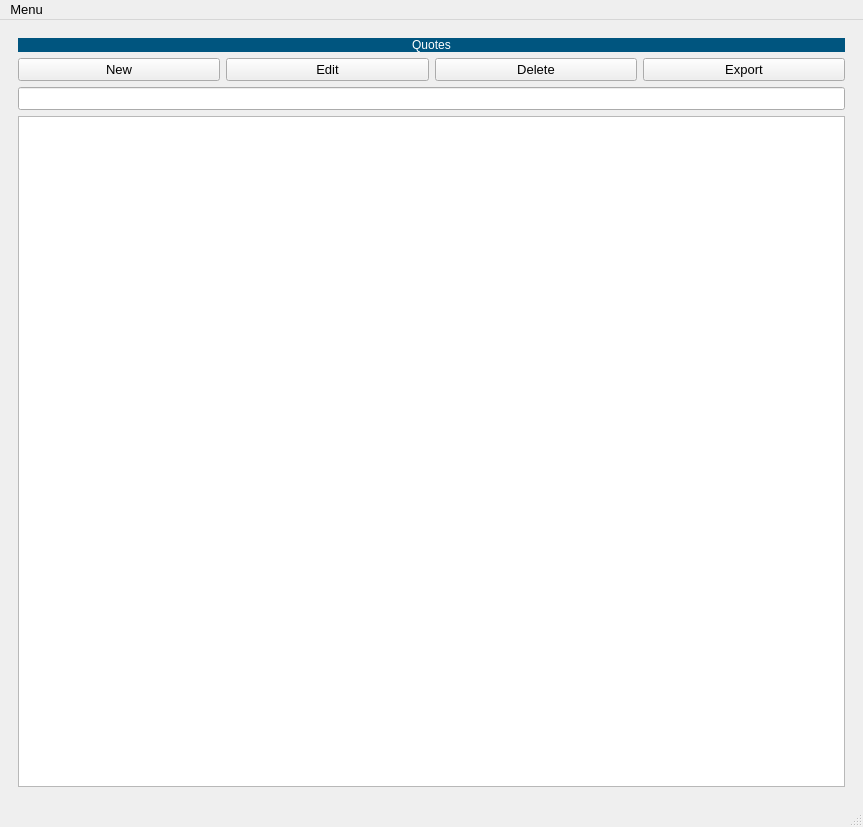
This is app/gui/ui_files/main_window.ui in Soapey/HQCPQ as Qt 5 draws it before an edit. The edited form follows.
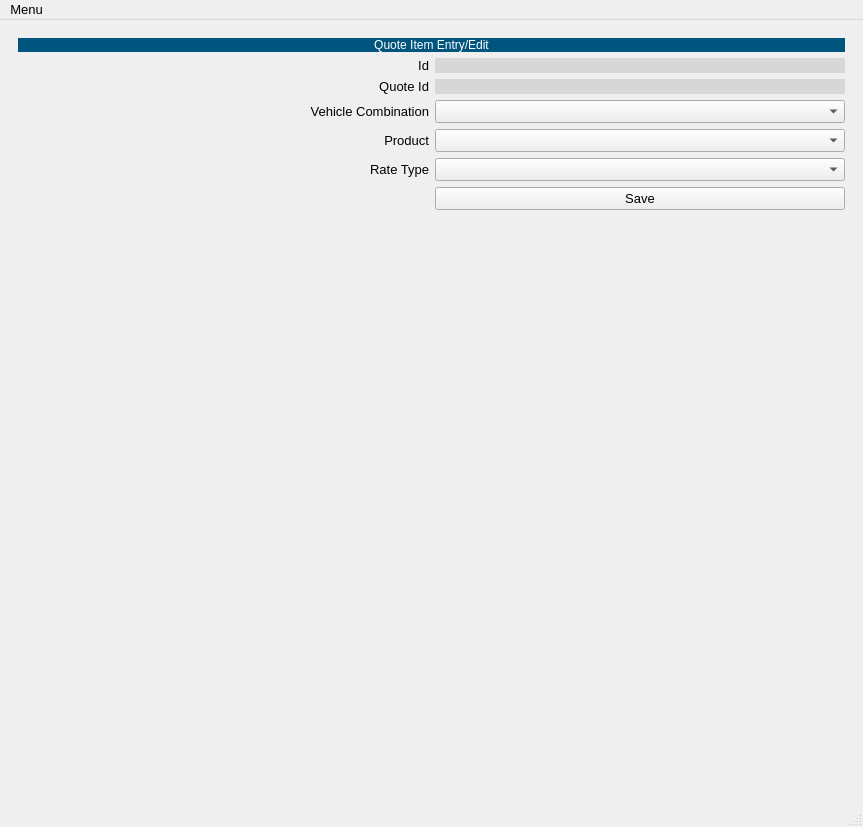
This is the edited form. The open tabs and pages were chosen to show the change.

```diff
--- a/app/gui/ui_files/main_window.ui
+++ b/app/gui/ui_files/main_window.ui
@@ -403,6 +403,148 @@
         </item>
        </layout>
       </widget>
+      <widget class="QWidget" name="pageQuoteItemEntry">
+       <layout class="QGridLayout" name="gridLayout_7">
+        <item row="3" column="1">
+         <widget class="QComboBox" name="cmbQuoteItem_VehicleCombination"/>
+        </item>
+        <item row="2" column="1">
+         <widget class="QLabel" name="lblQuoteItem_QuoteId">
+          <property name="styleSheet">
+           <string notr="true">background-color: rgb(215, 215, 215);</string>
+          </property>
+          <property name="text">
+           <string/>
+          </property>
+         </widget>
+        </item>
+        <item row="1" column="1">
+         <widget class="QLabel" name="lblQuoteItemId">
+          <property name="sizePolicy">
+           <sizepolicy hsizetype="Preferred" vsizetype="Minimum">
+            <horstretch>0</horstretch>
+            <verstretch>0</verstretch>
+           </sizepolicy>
+          </property>
+          <property name="styleSheet">
+           <string notr="true">background-color: rgb(215, 215, 215);</string>
+          </property>
+          <property name="text">
+           <string/>
+          </property>
+         </widget>
+        </item>
+        <item row="2" column="0">
+         <widget class="QLabel" name="lblQuoteItem_QuoteId_Label">
+          <property name="sizePolicy">
+           <sizepolicy hsizetype="Preferred" vsizetype="Maximum">
+            <horstretch>0</horstretch>
+            <verstretch>0</verstretch>
+           </sizepolicy>
+          </property>
+          <property name="layoutDirection">
+           <enum>Qt::LeftToRight</enum>
+          </property>
+          <property name="text">
+           <string>Quote Id</string>
+          </property>
+          <property name="alignment">
+           <set>Qt::AlignRight|Qt::AlignTrailing|Qt::AlignVCenter</set>
+          </property>
+         </widget>
+        </item>
+        <item row="3" column="0">
+         <widget class="QLabel" name="lblQuoteItem_VehicleCombination">
+          <property name="text">
+           <string>Vehicle Combination</string>
+          </property>
+          <property name="alignment">
+           <set>Qt::AlignRight|Qt::AlignTrailing|Qt::AlignVCenter</set>
+          </property>
+         </widget>
+        </item>
+        <item row="6" column="1">
+         <widget class="QPushButton" name="btnSaveQuoteItem">
+          <property name="text">
+           <string>Save</string>
+          </property>
+         </widget>
+        </item>
+        <item row="1" column="0">
+         <widget class="QLabel" name="lblQuoteItemId_Label">
+          <property name="sizePolicy">
+           <sizepolicy hsizetype="Preferred" vsizetype="Maximum">
+            <horstretch>0</horstretch>
+            <verstretch>0</verstretch>
+           </sizepolicy>
+          </property>
+          <property name="layoutDirection">
+           <enum>Qt::LeftToRight</enum>
+          </property>
+          <property name="text">
+           <string>Id</string>
+          </property>
+          <property name="alignment">
+           <set>Qt::AlignRight|Qt::AlignTrailing|Qt::AlignVCenter</set>
+          </property>
+         </widget>
+        </item>
+        <item row="0" column="0" colspan="2">
+         <widget class="QLabel" name="lblQuoteItemEntry_Header">
+          <property name="styleSheet">
+           <string notr="true">background-color: rgb(0, 85, 127);
+color: rgb(255, 255, 255);
+font: 75 14pt &quot;Helvetica&quot;;</string>
+          </property>
+          <property name="text">
+           <string>Quote Item Entry/Edit</string>
+          </property>
+          <property name="alignment">
+           <set>Qt::AlignCenter</set>
+          </property>
+         </widget>
+        </item>
+        <item row="4" column="0">
+         <widget class="QLabel" name="lblQuoteItem_Product">
+          <property name="text">
+           <string>Product</string>
+          </property>
+          <property name="alignment">
+           <set>Qt::AlignRight|Qt::AlignTrailing|Qt::AlignVCenter</set>
+          </property>
+         </widget>
+        </item>
+        <item row="4" column="1">
+         <widget class="QComboBox" name="cmbQuoteItem_Product"/>
+        </item>
+        <item row="5" column="0">
+         <widget class="QLabel" name="lblQuoteItem_ProductRate">
+          <property name="text">
+           <string>Rate Type</string>
+          </property>
+          <property name="alignment">
+           <set>Qt::AlignRight|Qt::AlignTrailing|Qt::AlignVCenter</set>
+          </property>
+         </widget>
+        </item>
+        <item row="5" column="1">
+         <widget class="QComboBox" name="cmbQuoteItem_ProductRate"/>
+        </item>
+        <item row="7" column="0" colspan="2">
+         <spacer name="verticalSpacer_3">
+          <property name="orientation">
+           <enum>Qt::Vertical</enum>
+          </property>
+          <property name="sizeHint" stdset="0">
+           <size>
+            <width>824</width>
+            <height>561</height>
+           </size>
+          </property>
+         </spacer>
+        </item>
+       </layout>
+      </widget>
       <widget class="QWidget" name="pageProducts">
        <layout class="QGridLayout" name="gridLayout">
         <item row="2" column="0" colspan="3">
```
Left out of the diff: 9 changed lines with no effect on the pictures.
